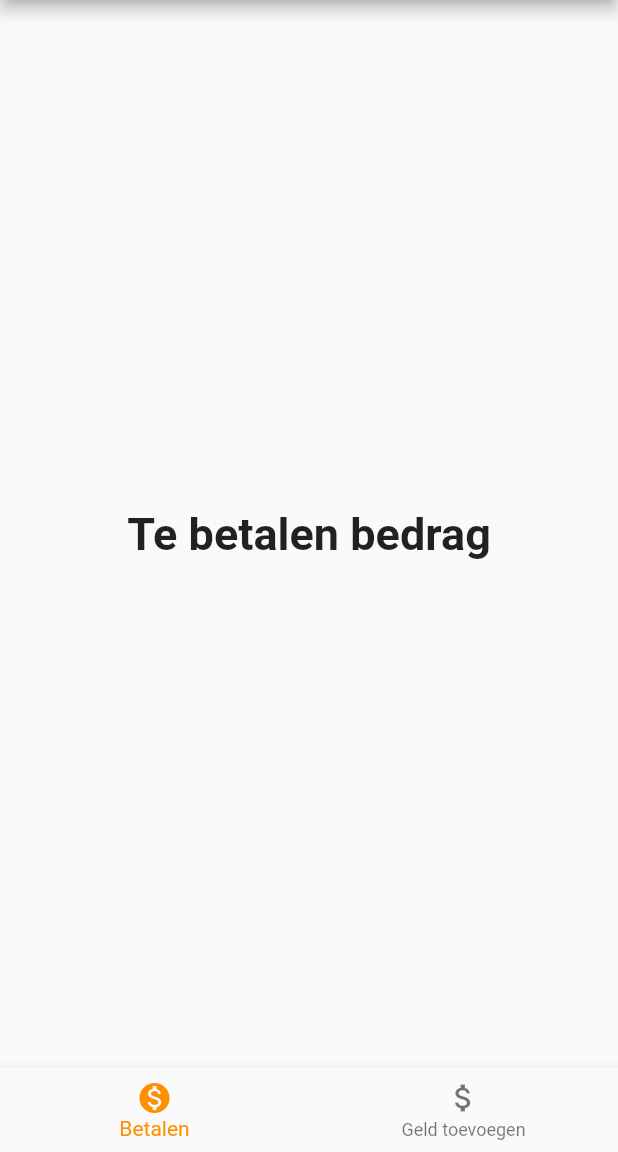
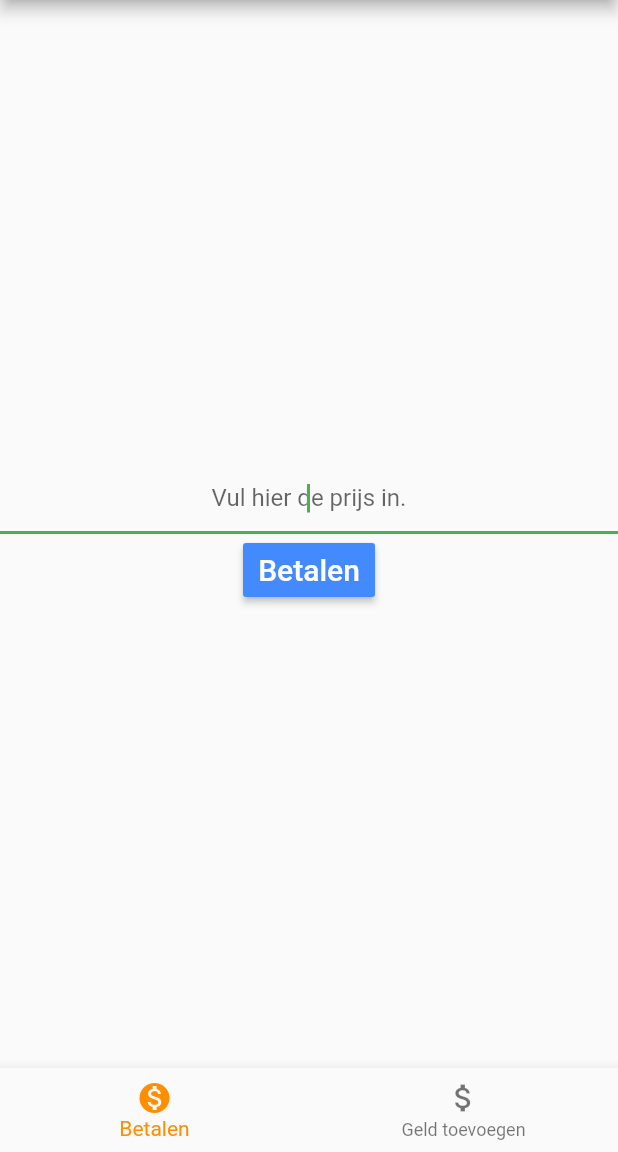
Before and after one commit to iMagineLab-BE/Geldwegwijzer, a Flutter app: the screen it shows after launch, on a phone screen of 412 x 824 dp, the part 84-1236 px from its top. Run offline on Flutter 3.47's test engine with Material 2 defaults, Android fonts, the phone set to English and light mode, and no system bars.

Commit message:
Added classes for Paying screen, filtering on decimal numbers only, allows 1 comma or dot. Pressing pay opens a new screen.

```diff
--- /dev/null
+++ b/lib/Paying.dart
@@ -0,0 +1,79 @@
+import 'package:flutter/material.dart';
+import 'package:flutter/services.dart';
+
+class PayingInput extends StatelessWidget {
+  const PayingInput() : super();
+
+  @override
+  Widget build(BuildContext context) {
+    return Scaffold(
+      body: Column(
+        mainAxisAlignment: MainAxisAlignment.center,
+        children: <Widget>[
+          TextField(
+            textAlign: TextAlign.center,
+            keyboardType:
+                TextInputType.numberWithOptions(decimal: true, signed: false),
+            autofocus: true,
+            decoration: InputDecoration(hintText: "Vul hier de prijs in."),
+            inputFormatters: <TextInputFormatter>[
+              DecimalTextInputFormatter(decimalRange: 2)
+            ],
+          ),
+          RaisedButton(
+            onPressed: () {
+              _goToPayingOutput(context);
+            },
+            textColor: Colors.white,
+            color: Colors.blueAccent,
+            padding: const EdgeInsets.all(0.0),
+            child: const Text('Betalen', style: TextStyle(fontSize: 20)),
+          ),
+        ],
+      ),
+    );
+  }
+
+  Future _goToPayingOutput(context) async {
+    Navigator.push(
+        context, MaterialPageRoute(builder: (context) => PayingOutput()));
+  }
+}
+
+class PayingOutput extends StatelessWidget {
+  @override
+  Widget build(BuildContext context) {
+    return Scaffold(
+        appBar: AppBar(
+          title: const Text('Geldwegwijzer'),
+        ),
+        body: Center(
+          child: Text('test'),
+        ));
+  }
+}
+
+class DecimalTextInputFormatter extends TextInputFormatter {
+  DecimalTextInputFormatter({int decimalRange})
+      : assert(decimalRange == null || decimalRange >= 0,
+            'DecimalTextInputFormatter declaration error') {
+    String dp = (decimalRange != null && decimalRange > 0)
+        ? "([.|,][0-9]{0,$decimalRange}){0,1}"
+        : "";
+    String num = "[0-9]*$dp";
+    _exp = new RegExp("^($num){0,1}\$");
+  }
+
+  RegExp _exp;
+
+  @override
+  TextEditingValue formatEditUpdate(
+    TextEditingValue oldValue,
+    TextEditingValue newValue,
+  ) {
+    if (_exp.hasMatch(newValue.text)) {
+      return newValue;
+    }
+    return oldValue;
+  }
+}
--- a/lib/main.dart
+++ b/lib/main.dart
@@ -1,5 +1,6 @@
 import 'package:flutter/material.dart';
 import 'package:geldwegwijzer/MoneyGrid.dart';
+import 'package:geldwegwijzer/Paying.dart';
 
 void main() => runApp(MyApp());
 
@@ -41,10 +42,7 @@ class _MyHomePageState extends State<MyHomePage> {
   static const TextStyle optionStyle = TextStyle(fontSize: 30, fontWeight: FontWeight.bold);
 
   static const List<Widget> _widgetOptions = <Widget>[
-    Text(
-      'Te betalen bedrag',
-      style: optionStyle,
-    ),
+    PayingInput(),
     MoneyGrid(),
   ];
 
```
